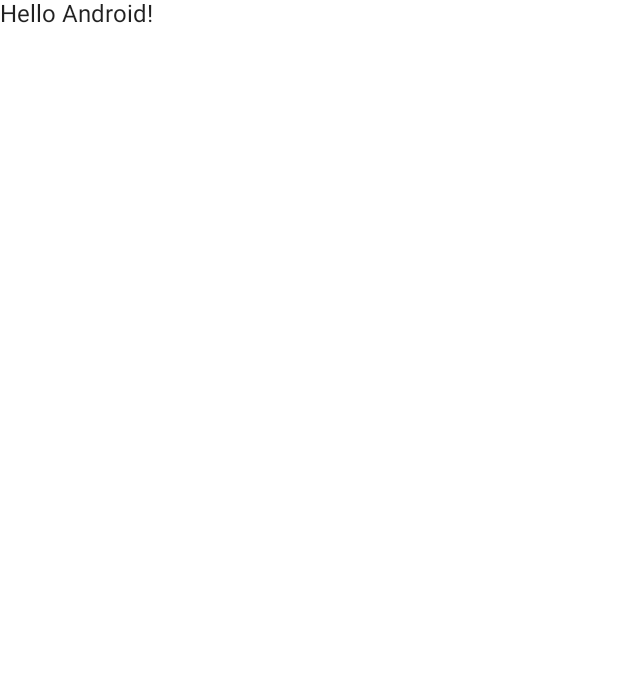
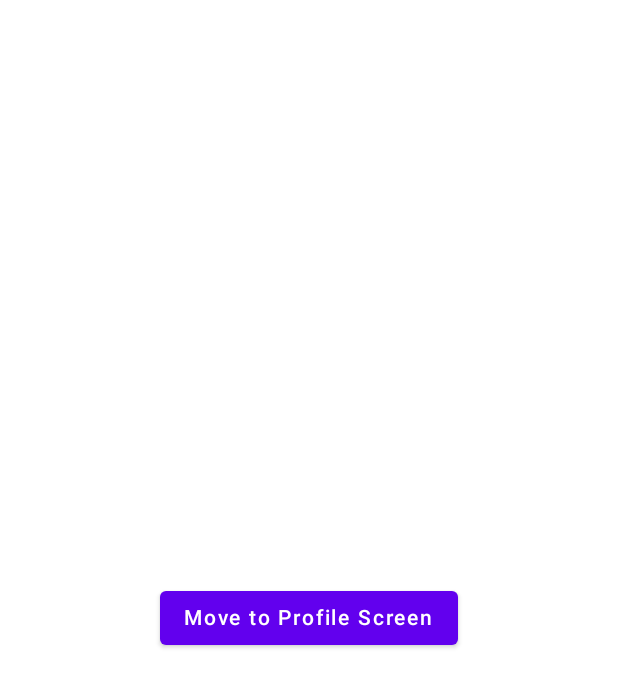
Before and after one commit to chaudharynabin6/android-compose-navigation, an Android app built with Jetpack Compose: the screen it shows after launch (MainActivity), on a phone screen of 412 x 824 dp. Before the commit the part shown is almost empty. Shown: the top 687 px of the screen. Run offline under Robolectric (Android 15) with nearby library versions, the phone set to English and light mode, and no system bars.

Commit message:
compose navigation with argument and optional arguments

```diff
--- a/app/src/main/java/com/chaudharynabin6/navigationincompose/MainActivity.kt
+++ b/app/src/main/java/com/chaudharynabin6/navigationincompose/MainActivity.kt
@@ -6,10 +6,8 @@ import androidx.activity.compose.setContent
 import androidx.compose.foundation.layout.fillMaxSize
 import androidx.compose.material.MaterialTheme
 import androidx.compose.material.Surface
-import androidx.compose.material.Text
-import androidx.compose.runtime.Composable
 import androidx.compose.ui.Modifier
-import androidx.compose.ui.tooling.preview.Preview
+import com.chaudharynabin6.navigationincompose.ui.navigation.core.Navigation
 import com.chaudharynabin6.navigationincompose.ui.theme.NavigationInComposeTheme
 
 class MainActivity : ComponentActivity() {
@@ -20,22 +18,9 @@ class MainActivity : ComponentActivity() {
                 // A surface container using the 'background' color from the theme
                 Surface(modifier = Modifier.fillMaxSize(),
                     color = MaterialTheme.colors.background) {
-                    Greeting("Android")
+                    Navigation()
                 }
             }
         }
     }
 }
-
-@Composable
-fun Greeting(name: String) {
-    Text(text = "Hello $name!")
-}
-
-@Preview(showBackground = true)
-@Composable
-fun DefaultPreview() {
-    NavigationInComposeTheme {
-        Greeting("Android")
-    }
-}
--- /dev/null
+++ b/app/src/main/java/com/chaudharynabin6/navigationincompose/ui/navigation/core/Navigation.kt
@@ -0,0 +1,31 @@
+package com.chaudharynabin6.navigationincompose.ui.navigation.core
+
+import androidx.compose.runtime.Composable
+import androidx.navigation.compose.NavHost
+import androidx.navigation.compose.composable
+import androidx.navigation.compose.rememberNavController
+import com.chaudharynabin6.navigationincompose.ui.navigation.destination.HomeScreenDestination
+
+
+@Composable
+fun Navigation() {
+
+    val navController = rememberNavController()
+//    https://www.anycodings.com/questions/compose-navigation-destination-is-not-a-direct-child-of-this-navgraph-when-start-destination-having-args
+//    you cannot pass the navigation argument in first screen
+    NavHost(navController = navController, startDestination = HomeScreenDestination.withArgs(
+        name = "Navin",
+        isHome = true
+    )) {
+
+        ScreenSpec.allScreens.forEach { screen ->
+            composable(
+                screen.route,
+                screen.arguments,
+                screen.deepLinks,
+            ) {
+                screen.Content(navController, it)
+            }
+        }
+    }
+}
--- /dev/null
+++ b/app/src/main/java/com/chaudharynabin6/navigationincompose/ui/navigation/core/ScreenSpec.kt
@@ -0,0 +1,41 @@
+package com.chaudharynabin6.navigationincompose.ui.navigation.core
+
+import androidx.compose.runtime.Composable
+import androidx.navigation.NamedNavArgument
+import androidx.navigation.NavBackStackEntry
+import androidx.navigation.NavController
+import androidx.navigation.NavDeepLink
+import com.chaudharynabin6.navigationincompose.ui.navigation.destination.HomeScreenDestination
+import com.chaudharynabin6.navigationincompose.ui.navigation.destination.ProfileScreenDestination
+import com.chaudharynabin6.navigationincompose.ui.navigation.destination.SearchScreenDestination
+
+//https://proandroiddev.com/compose-destinations-a-simpler-safer-way-to-navigate-in-jetpack-compose-5249ea384298
+//https://www.droidcon.com/2021/11/18/compose-destinations-a-simpler-safer-way-to-navigate-in-jetpack-compose/
+
+// you can convert the object to string and back to the object also that is possible
+//https://betterprogramming.pub/navigation-with-jetpack-compose-in-android-ab84d0984ade
+
+//https://wajahatkarim.com/2021/03/pass-parcelable-compose-navigation/
+interface ScreenSpec {
+
+    companion object {
+        val allScreens = listOf<ScreenSpec>(
+            HomeScreenDestination(),
+            ProfileScreenDestination(),
+            SearchScreenDestination()
+        )
+    }
+
+    val route: String
+
+    val arguments: List<NamedNavArgument> get() = emptyList()
+
+    val deepLinks: List<NavDeepLink> get() = emptyList()
+
+    @Composable
+    fun Content(
+        navController: NavController,
+        navBackStackEntry: NavBackStackEntry
+    )
+
+}
--- /dev/null
+++ b/app/src/main/java/com/chaudharynabin6/navigationincompose/ui/navigation/destination/HomeScreenDestination.kt
@@ -0,0 +1,52 @@
+package com.chaudharynabin6.navigationincompose.ui.navigation.destination
+
+import androidx.compose.runtime.Composable
+import androidx.navigation.*
+import com.chaudharynabin6.navigationincompose.ui.navigation.core.ScreenSpec
+import com.chaudharynabin6.navigationincompose.ui.screens.HomeScreen
+
+class HomeScreenDestination : ScreenSpec {
+
+    companion object {
+        const val base_route = "home_route"
+
+        //        required args
+        const val name = "name"
+
+        //        optional args
+        const val isHome = "isHome"
+
+        fun withArgs(
+            name: String,
+            isHome: Boolean = false,
+        ): String {
+            return "$base_route/$name?${Companion.isHome}=$isHome"
+        }
+    }
+
+    override val route: String
+        get() = "$base_route/{$name}?$isHome={$isHome}"
+
+    override val arguments: List<NamedNavArgument>
+        get() = listOf(
+            navArgument(name) {
+                type = NavType.StringType
+            },
+            navArgument(isHome) {
+                type = NavType.BoolType
+                defaultValue = false
+            }
+        )
+
+    @Composable
+    override fun Content(navController: NavController, navBackStackEntry: NavBackStackEntry) {
+        HomeScreen(
+            navController,
+            isHome = true
+        )
+    }
+
+
+
+
+}
--- /dev/null
+++ b/app/src/main/java/com/chaudharynabin6/navigationincompose/ui/navigation/destination/ProfileScreenDestination.kt
@@ -0,0 +1,61 @@
+package com.chaudharynabin6.navigationincompose.ui.navigation.destination
+
+import androidx.compose.runtime.Composable
+import androidx.navigation.*
+import com.chaudharynabin6.navigationincompose.ui.navigation.core.ScreenSpec
+import com.chaudharynabin6.navigationincompose.ui.screens.ProfileScreen
+
+class ProfileScreenDestination : ScreenSpec {
+
+    companion object {
+        const val base_route = "profile_route"
+
+        //        required args
+        const val firstName = "firstname"
+
+        //        optional args
+        const val lastName = "lastname"
+        const val isProfile = "isHome"
+
+        fun withArgs(
+            firstName: String,
+            lastName: String = "",
+            isProfile: Boolean = false,
+        ): String {
+            return "$base_route/$firstName?${Companion.isProfile}=$isProfile&${Companion.lastName}=$lastName"
+        }
+    }
+
+    override val route: String
+        get() = "$base_route/{$firstName}?$isProfile={$isProfile}&$lastName={$lastName}"
+
+    override val arguments: List<NamedNavArgument>
+        get() = listOf(
+            navArgument(firstName) {
+                type = NavType.StringType
+            },
+            navArgument(lastName) {
+                type = NavType.StringType
+                defaultValue = ""
+            },
+            navArgument(isProfile) {
+                type = NavType.BoolType
+                defaultValue = false
+            }
+        )
+
+    @Composable
+    override fun Content(navController: NavController, navBackStackEntry: NavBackStackEntry) {
+        ProfileScreen(
+            navController,
+            navBackStackEntry.arguments?.getString(firstName)
+                ?: ("Unknown Name" + navBackStackEntry.arguments?.getString(
+                    lastName)),
+            isProfile = navBackStackEntry.arguments?.getBoolean(isProfile) ?: false
+        )
+    }
+
+
+
+
+}
--- /dev/null
+++ b/app/src/main/java/com/chaudharynabin6/navigationincompose/ui/navigation/destination/SearchScreenDestination.kt
@@ -0,0 +1,44 @@
+package com.chaudharynabin6.navigationincompose.ui.navigation.destination
+
+import androidx.compose.runtime.Composable
+import androidx.navigation.*
+import com.chaudharynabin6.navigationincompose.ui.navigation.core.ScreenSpec
+import com.chaudharynabin6.navigationincompose.ui.screens.SearchScreen
+
+class SearchScreenDestination : ScreenSpec {
+
+    companion object {
+        const val base_route = "search_screen"
+
+        //        required args
+        const val query = "firstname"
+
+        fun withArgs(
+            query: String,
+        ): String {
+            return "$base_route/$query"
+        }
+    }
+
+    override val route: String
+        get() = "$base_route/{$query}"
+
+    override val arguments: List<NamedNavArgument>
+        get() = listOf(
+            navArgument(query) {
+                type = NavType.StringType
+            }
+        )
+
+    @Composable
+    override fun Content(navController: NavController, navBackStackEntry: NavBackStackEntry) {
+        SearchScreen(
+            navController,
+            query = navBackStackEntry.arguments?.getString(query) ?: ""
+        )
+    }
+
+
+
+
+}
--- /dev/null
+++ b/app/src/main/java/com/chaudharynabin6/navigationincompose/ui/screens/HomeScreen.kt
@@ -0,0 +1,40 @@
+package com.chaudharynabin6.navigationincompose.ui.screens
+
+import androidx.compose.foundation.layout.Arrangement
+import androidx.compose.foundation.layout.Row
+import androidx.compose.foundation.layout.fillMaxSize
+import androidx.compose.material.Button
+import androidx.compose.material.Text
+import androidx.compose.runtime.Composable
+import androidx.compose.ui.Alignment
+import androidx.compose.ui.Modifier
+import androidx.navigation.NavController
+import com.chaudharynabin6.navigationincompose.ui.navigation.destination.ProfileScreenDestination
+
+@Composable
+fun HomeScreen(
+    navController: NavController,
+    isHome : Boolean
+) {
+    Row(
+        modifier = Modifier.fillMaxSize(),
+        horizontalArrangement = Arrangement.Center,
+        verticalAlignment = Alignment.CenterVertically
+    ) {
+
+        Button(
+            onClick = {
+                navController.navigate(
+                    ProfileScreenDestination.withArgs(
+                        firstName = "Nabin",
+                        lastName = "Chaudhary",
+                        isProfile = true
+                    )
+                )
+            },
+        ) {
+            Text(text = "Move to Profile Screen")
+        }
+
+    }
+}
--- a/build.gradle
+++ b/build.gradle
@@ -1,12 +1,12 @@
 buildscript {
     ext {
-        compose_version = '1.1.0-beta01'
+        compose_version = '1.3.0-beta01'
     }
 }// Top-level build file where you can add configuration options common to all sub-projects/modules.
 plugins {
     id 'com.android.application' version '7.2.1' apply false
     id 'com.android.library' version '7.2.1' apply false
-    id 'org.jetbrains.kotlin.android' version '1.5.31' apply false
+    id 'org.jetbrains.kotlin.android' version '1.7.10' apply false
 }
 
 task clean(type: Delete) {
```
Also changed, not shown: app/build.gradle (+21 -6 lines), app/src/main/java/com/chaudharynabin6/navigationincompose/ui/navigation/Destination.kt (added, +56 -0 lines), app/src/main/java/com/chaudharynabin6/navigationincompose/ui/navigation/Navigation.kt (added, +50 -0 lines), app/src/main/java/com/chaudharynabin6/navigationincompose/ui/screens/ProfileScreen.kt (added, +45 -0 lines), app/src/main/java/com/chaudharynabin6/navigationincompose/ui/screens/SearchScreen.kt (added, +24 -0 lines).
